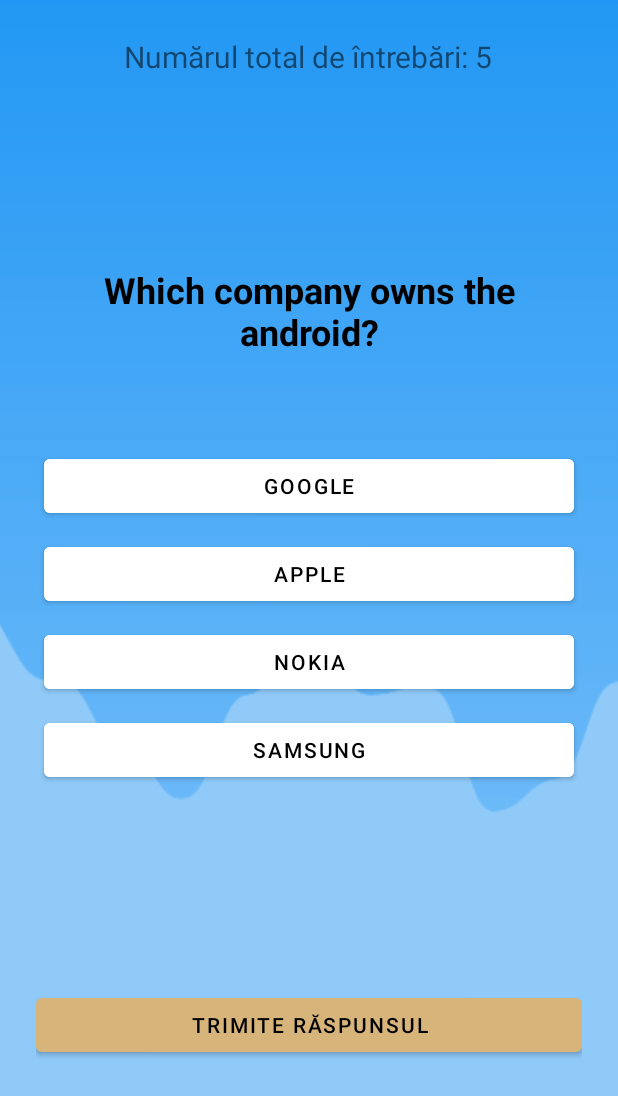
After one commit to CasianGalben/LicentaFinal, an Android app: the Test5 screen opened directly, with no data from a screen before it, on a phone screen of 412 x 824 dp. The commit adds this screen. Shown: the top 1096 px of the screen. Run offline under Robolectric (Android 15) with nearby library versions, the light colour scheme and no system bars.

Commit message:
new quiz

```diff
--- /dev/null
+++ b/app/src/main/java/com/casian/aplicatiefinala/QuestionAnswer.java
@@ -0,0 +1,52 @@
+package com.casian.aplicatiefinala;
+
+public class QuestionAnswer {
+
+    public static String question[] ={
+            "Which company owns the android?",
+            "Which one is not the programming language?",
+            "Where you are watching this video?",
+            "Which company owns the Apple?",
+            "Ana are mere?"
+    };
+
+    public static String choices[][] = {
+            {"Google","Apple","Nokia","Samsung"},
+            {"Java","Kotlin","Notepad","Python"},
+            {"Facebook","Whatsapp","Instagram","Youtube"},
+            {"Google","Apple","Nokia","Samsung"},
+            {"da","nu","poate","yesss"}
+    };
+
+    public static String correctAnswers[] = {
+            "Google",
+            "Notepad",
+            "Youtube",
+            "Apple",
+            "da"
+    };
+    public static String question1[] ={
+            "aaaaaaaa?",
+            "ass?",
+            "sfasf?",
+            "Which company owns the Apple?",
+            "Ana are mere?"
+    };
+
+    public static String choices1[][] = {
+            {"fff","Apple","Nokia","Samsung"},
+            {"Java","Kotlin","Notepad","Python"},
+            {"Facebook","Whatsapp","Instagram","Youtube"},
+            {"Google","Apple","Nokia","Samsung"},
+            {"da","nu","poate","yesss"}
+    };
+
+    public static String correctAnswers1[] = {
+            "fff",
+            "Notepad",
+            "Youtube",
+            "Apple",
+            "da"
+    };
+
+}
--- /dev/null
+++ b/app/src/main/java/com/casian/aplicatiefinala/Test5.java
@@ -0,0 +1,117 @@
+package com.casian.aplicatiefinala;
+
+import androidx.appcompat.app.AppCompatActivity;
+
+import android.app.AlertDialog;
+import android.graphics.Color;
+import android.os.Bundle;
+import android.view.View;
+import android.widget.Button;
+import android.widget.TextView;
+
+public class Test5 extends AppCompatActivity implements View.OnClickListener{
+
+    TextView totalQuestionsTextView;
+    TextView questionTextView;
+    Button ansA, ansB, ansC, ansD;
+    Button submitBtn;
+
+    int score=0;
+    int totalQuestion = QuestionAnswer.question.length;
+    int currentQuestionIndex = 0;
+    String selectedAnswer = "";
+
+    @Override
+    protected void onCreate(Bundle savedInstanceState) {
+        super.onCreate(savedInstanceState);
+        setContentView(R.layout.activity_test5);
+        getSupportActionBar().hide();
+        totalQuestionsTextView = findViewById(R.id.total_question);
+        questionTextView = findViewById(R.id.question);
+        ansA = findViewById(R.id.ans_A);
+        ansB = findViewById(R.id.ans_B);
+        ansC = findViewById(R.id.ans_C);
+        ansD = findViewById(R.id.ans_D);
+        submitBtn = findViewById(R.id.submit_btn);
+
+        ansA.setOnClickListener(this);
+        ansB.setOnClickListener(this);
+        ansC.setOnClickListener(this);
+        ansD.setOnClickListener(this);
+        submitBtn.setOnClickListener(this);
+
+        totalQuestionsTextView.setText("Numărul total de întrebări: "+totalQuestion);
+
+        loadNewQuestion();
+
+
+
+
+    }
+
+    @Override
+    public void onClick(View view) {
+
+        ansA.setBackgroundColor(Color.WHITE);
+        ansB.setBackgroundColor(Color.WHITE);
+        ansC.setBackgroundColor(Color.WHITE);
+        ansD.setBackgroundColor(Color.WHITE);
+
+        Button clickedButton = (Button) view;
+        if(clickedButton.getId()==R.id.submit_btn){
+            if(selectedAnswer.equals(QuestionAnswer.correctAnswers[currentQuestionIndex])){
+                score++;
+            }
+            currentQuestionIndex++;
+            loadNewQuestion();
+
+
+        }else{
+            //choices button clicked
+            selectedAnswer  = clickedButton.getText().toString();
+            clickedButton.setBackgroundColor(Color.MAGENTA);
+
+        }
+
+    }
+
+    void loadNewQuestion(){
+
+        if(currentQuestionIndex == totalQuestion ){
+            finishQuiz();
+            return;
+        }
+
+        questionTextView.setText(QuestionAnswer.question[currentQuestionIndex]);
+        ansA.setText(QuestionAnswer.choices[currentQuestionIndex][0]);
+        ansB.setText(QuestionAnswer.choices[currentQuestionIndex][1]);
+        ansC.setText(QuestionAnswer.choices[currentQuestionIndex][2]);
+        ansD.setText(QuestionAnswer.choices[currentQuestionIndex][3]);
+
+    }
+
+    void finishQuiz(){
+        String passStatus = "";
+        if(score > totalQuestion*0.60){
+            passStatus = "Passed";
+        }else{
+            passStatus = "Failed";
+        }
+
+        new AlertDialog.Builder(this)
+                .setTitle(passStatus)
+                .setMessage("Ai selectat "+ score+ " răspunsuri corecte"+" din "+ totalQuestion+" întrebări ")
+                .setPositiveButton("Restart quiz",(dialogInterface, i) -> restartQuiz() )
+                .setCancelable(false)
+                .show();
+
+
+    }
+
+    void restartQuiz(){
+        score = 0;
+        currentQuestionIndex =0;
+        loadNewQuestion();
+    }
+
+}
--- /dev/null
+++ b/app/src/main/res/layout/activity_test5.xml
@@ -0,0 +1,88 @@
+<?xml version="1.0" encoding="utf-8"?>
+<RelativeLayout xmlns:android="http://schemas.android.com/apk/res/android"
+    xmlns:app="http://schemas.android.com/apk/res-auto"
+    xmlns:tools="http://schemas.android.com/tools"
+    android:layout_width="match_parent"
+    android:layout_height="match_parent"
+    android:background="@drawable/backsec"
+    android:padding="24dp"
+    tools:context=".Test5">
+
+    <TextView
+        android:id="@+id/total_question"
+        android:layout_width="wrap_content"
+        android:layout_height="wrap_content"
+        android:layout_centerHorizontal="true"
+        android:text="Numărul total de întrebări "
+        android:textSize="20dp" />
+
+
+    <TextView
+        android:id="@+id/question"
+        android:layout_width="match_parent"
+        android:layout_height="wrap_content"
+        android:layout_above="@id/choices_layout"
+        android:layout_marginStart="20dp"
+        android:layout_marginTop="20dp"
+        android:layout_marginEnd="20dp"
+        android:layout_marginBottom="57dp"
+        android:text="This will be the question"
+        android:textAlignment="center"
+        android:textColor="@color/black"
+        android:textSize="24dp"
+        android:textStyle="bold" />
+
+    <LinearLayout
+        android:layout_width="match_parent"
+        android:layout_height="wrap_content"
+        android:id="@+id/choices_layout"
+        android:layout_centerInParent="true"
+        android:orientation="vertical">
+
+        <Button
+            android:layout_width="match_parent"
+            android:layout_height="wrap_content"
+            android:id="@+id/ans_A"
+            android:layout_margin="5dp"
+            android:backgroundTint="@color/white"
+            android:text="A"
+            android:textColor="@color/black"/>
+
+        <Button
+            android:layout_width="match_parent"
+            android:layout_height="wrap_content"
+            android:id="@+id/ans_B"
+            android:layout_margin="5dp"
+            android:backgroundTint="@color/white"
+            android:text="B"
+            android:textColor="@color/black"/>
+
+        <Button
+            android:layout_width="match_parent"
+            android:layout_height="wrap_content"
+            android:id="@+id/ans_C"
+            android:layout_margin="5dp"
+            android:backgroundTint="@color/white"
+            android:text="C"
+            android:textColor="@color/black"/>
+        <Button
+            android:layout_width="match_parent"
+            android:layout_height="wrap_content"
+            android:id="@+id/ans_D"
+            android:layout_margin="5dp"
+            android:backgroundTint="@color/white"
+            android:text="D"
+            android:textColor="@color/black"/>
+
+    </LinearLayout>
+
+    <Button
+        android:id="@+id/submit_btn"
+        android:layout_width="match_parent"
+        android:layout_height="wrap_content"
+        android:layout_below="@id/choices_layout"
+        android:layout_marginTop="130dp"
+        android:text="Trimite răspunsul" />
+
+
+</RelativeLayout>
```
Also changed, not shown: app/src/main/AndroidManifest.xml (+26 -40 lines), app/src/main/java/com/casian/aplicatiefinala/Test6.java (added, +117 -0 lines), app/src/main/java/com/casian/aplicatiefinala/TesteVerificare.java (+24 -0 lines), app/src/main/res/layout/activity_test6.xml (added, +88 -0 lines), app/src/main/res/layout/activity_teste_verificare.xml (+106 -64 lines).
